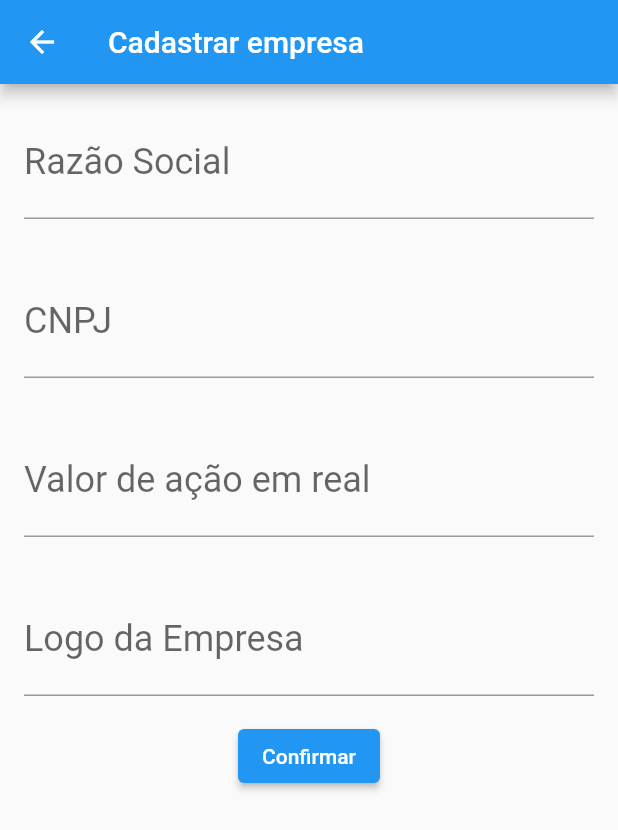
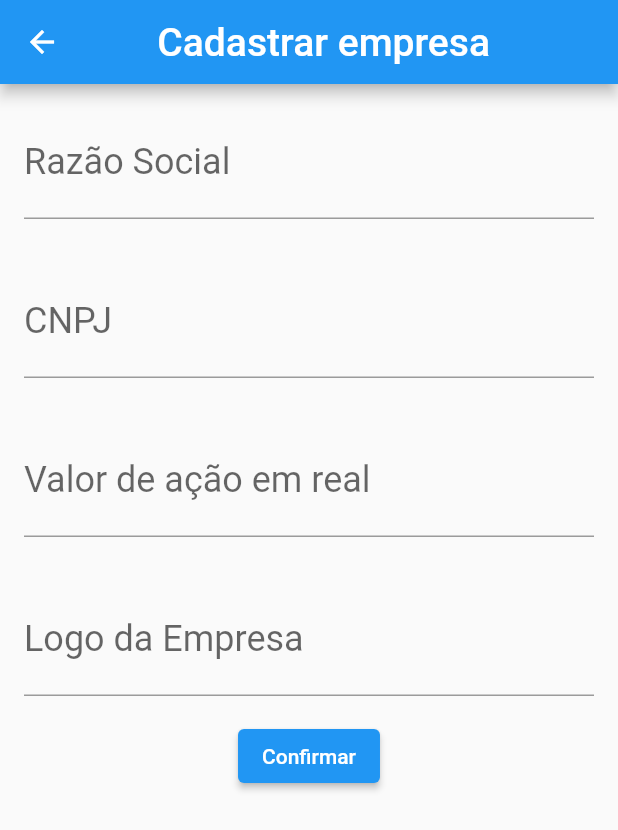
Before and after one commit to FabiioRK/cadastro-empresa-flutter-mvc, a Flutter app: the screen it shows after launch, after a tap on the "add" icon, on a phone screen of 412 x 824 dp. Shown: the top 830 px of the screen. Run offline on Flutter 3.47's test engine with Material 2 defaults, Android fonts, the phone set to English and light mode, and no system bars; network calls fail; Roboto replaces fonts that are missing (OpenSansBold).

Commit message:
Mudanças no CSS (Dark Theme + Icons)

```diff
--- a/lib/src/app/view/campo_formulario_cadastro.dart
+++ b/lib/src/app/view/campo_formulario_cadastro.dart
@@ -22,8 +22,22 @@ class CampoFormularioCadastroState extends State<CampoFormularioCadastro> {
   Widget build(BuildContext context) {
     return Scaffold(
         appBar: AppBar(
-          title: const Text("Cadastrar empresa"),
-        ),
+            title: Row(
+                mainAxisAlignment: MainAxisAlignment.center,
+                children: const [
+              Text(
+                'Cadastrar empresa ',
+                style: TextStyle(
+                  fontFamily: 'OpenSansBold',
+                  fontSize: 26.0,
+                ),
+              ),
+              Icon(
+                Icons.add_business_rounded,
+                color: Colors.blue,
+                size: 30.0,
+              ),
+            ])),
         body: SingleChildScrollView(
           child: Column(
             children: <Widget>[
--- a/lib/src/app/view/informacao_empresa.dart
+++ b/lib/src/app/view/informacao_empresa.dart
@@ -39,6 +39,11 @@ class InformacaoEmpresaState extends State<InformacaoEmpresa> {
     return Scaffold(
         appBar: AppBar(
           title: Text(widget._empresa.razaoSocial),
+          centerTitle: true,
+          titleTextStyle: TextStyle(
+            fontFamily: 'OpenSansBold',
+            fontSize: 26.0,
+          ),
         ),
         body: Column(children: <Widget>[
           Container(
@@ -46,7 +51,10 @@ class InformacaoEmpresaState extends State<InformacaoEmpresa> {
                 gradient: LinearGradient(
                   begin: Alignment.topCenter,
                   end: Alignment.bottomCenter,
-                  colors: [Colors.blue, Color.fromRGBO(0, 0, 51, 50)],
+                  colors: [
+                    Color.fromARGB(255, 82, 121, 153),
+                    Color.fromARGB(206, 15, 15, 39)
+                  ],
                 ),
               ),
               child: SizedBox(
@@ -57,7 +65,7 @@ class InformacaoEmpresaState extends State<InformacaoEmpresa> {
                         ? LogoEmpresa(widget._empresa.logoUrl!)
                         : LogoEmpresa("https://i.imgur.com/sdpbThM.jpg"),
                     InformacoesContato(
-                        "${widget._empresa.razaoSocial} | ${widget._empresa.cnpj} | ${widget._empresa.valor} BRL"),
+                        "${widget._empresa.cnpj} | ${widget._empresa.valor} BRL"),
                   ]))),
           Expanded(
               child: ListView.builder(
--- a/lib/src/app/view/lista_empresa.dart
+++ b/lib/src/app/view/lista_empresa.dart
@@ -17,8 +17,21 @@ class ListaEmpresaState extends State<ListaEmpresa> {
   Widget build(BuildContext context) {
     return Scaffold(
       appBar: AppBar(
-        title: const Text("Empresas cadastradas"),
-      ),
+          title:
+              Row(mainAxisAlignment: MainAxisAlignment.center, children: const [
+        Text(
+          'Empresas cadastradas ',
+          style: TextStyle(
+            fontFamily: 'OpenSansBold',
+            fontSize: 26.0,
+          ),
+        ),
+        Icon(
+          Icons.villa_rounded,
+          color: Colors.blue,
+          size: 30.0,
+        ),
+      ])),
       body: widget._empresas.isNotEmpty
           ? ListView.builder(
               itemCount: widget._empresas.length,
@@ -27,10 +40,21 @@ class ListaEmpresaState extends State<ListaEmpresa> {
                 return EmpresaCadastrada(empresa);
               },
             )
-          : const Center(
-              child: Text("Não há empresas cadastradas"),
-            ),
+          : Center(
+              child: Wrap(
+              spacing: 8.0,
+              runSpacing: 4.0,
+              children: const [
+                Center(
+                  child: Icon(Icons.rate_review_rounded),
+                ),
+                Center(
+                  child: Text("Não há empresas cadastradas!"),
+                )
+              ],
+            )),
       floatingActionButton: FloatingActionButton(
+        backgroundColor: Colors.blue,
         child: const Icon(Icons.add),
         onPressed: () {
           Navigator.push(context, MaterialPageRoute(builder: (context) {
--- a/lib/src/home/view/cfcontabil_app.dart
+++ b/lib/src/home/view/cfcontabil_app.dart
@@ -7,6 +7,8 @@ class CFContabilApp extends StatelessWidget {
   @override
   Widget build(BuildContext context) {
     return MaterialApp(
+      theme: ThemeData(),
+      darkTheme: ThemeData.dark(),
       home: Scaffold(
         body: ListaEmpresa(),
       ),
```
Also changed, not shown: 1 other file.
